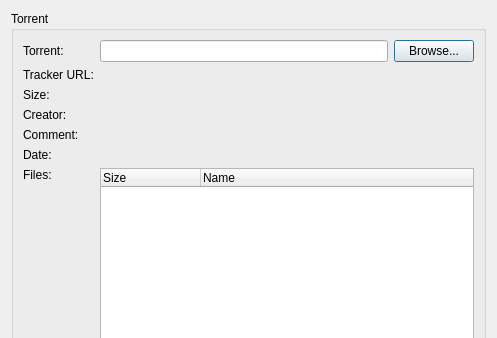
Before: the Qt Designer form src/plugins/torrent/addtorrent.ui in 0xd34df00d/leechcraft, drawn with Qt 5; both pictures show x 0 to 497 and y 0 to 338 of the 497 by 547 pixel window.
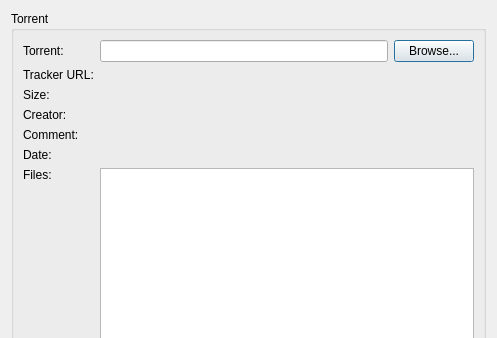
After: the same form once the commit is applied. Icons and pictures are not drawn.

Commit message: + PluginInterface: TreeItem supports storing different data for   different roles. + BitTorrent: FS#82: Tree torrent representation in AddTorrentDialog.

```diff
--- a/src/plugins/torrent/addtorrent.ui
+++ b/src/plugins/torrent/addtorrent.ui
@@ -120,29 +120,6 @@
         </property>
        </widget>
       </item>
-      <item rowspan="2" row="6" column="1" >
-       <widget class="QTreeWidget" name="FileWidget_" >
-        <property name="selectionMode" >
-         <enum>QAbstractItemView::ExtendedSelection</enum>
-        </property>
-        <property name="rootIsDecorated" >
-         <bool>false</bool>
-        </property>
-        <property name="itemsExpandable" >
-         <bool>false</bool>
-        </property>
-        <column>
-         <property name="text" >
-          <string>Size</string>
-         </property>
-        </column>
-        <column>
-         <property name="text" >
-          <string>Name</string>
-         </property>
-        </column>
-       </widget>
-      </item>
       <item row="7" column="0" >
        <spacer>
         <property name="orientation" >
@@ -223,6 +200,19 @@
         </property>
        </widget>
       </item>
+      <item rowspan="2" row="6" column="1" >
+       <widget class="QTreeView" name="FilesView_" >
+        <property name="alternatingRowColors" >
+         <bool>true</bool>
+        </property>
+        <property name="selectionMode" >
+         <enum>QAbstractItemView::ExtendedSelection</enum>
+        </property>
+        <property name="rootIsDecorated" >
+         <bool>false</bool>
+        </property>
+       </widget>
+      </item>
      </layout>
     </widget>
    </item>
```
The commit also changes 13 other files.
